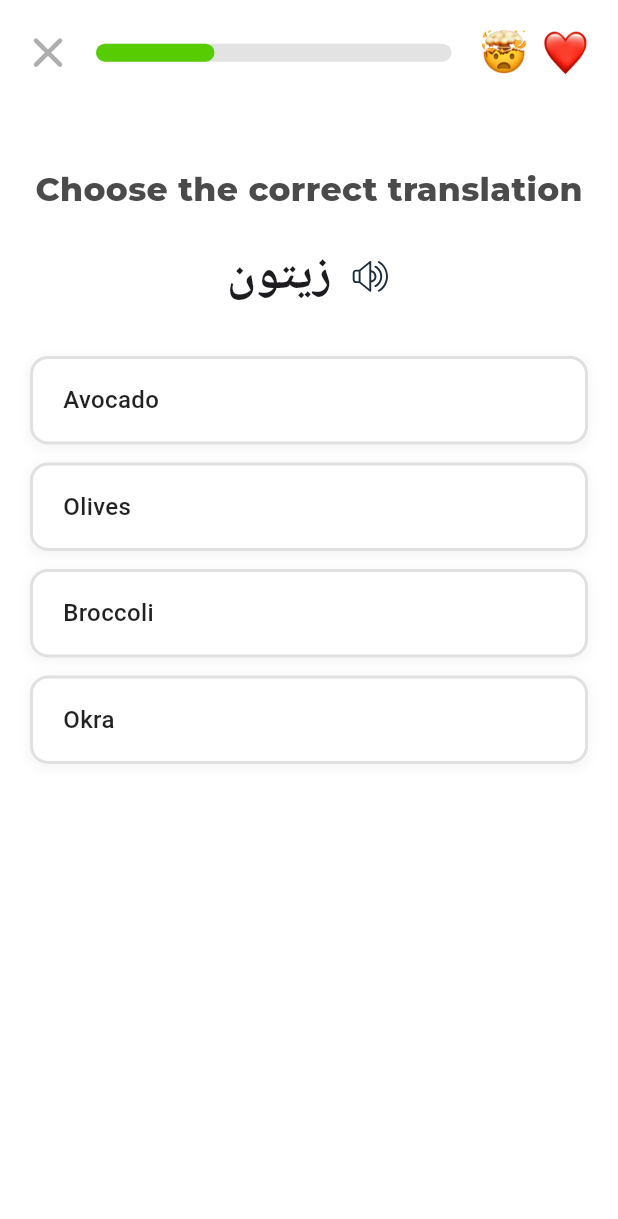
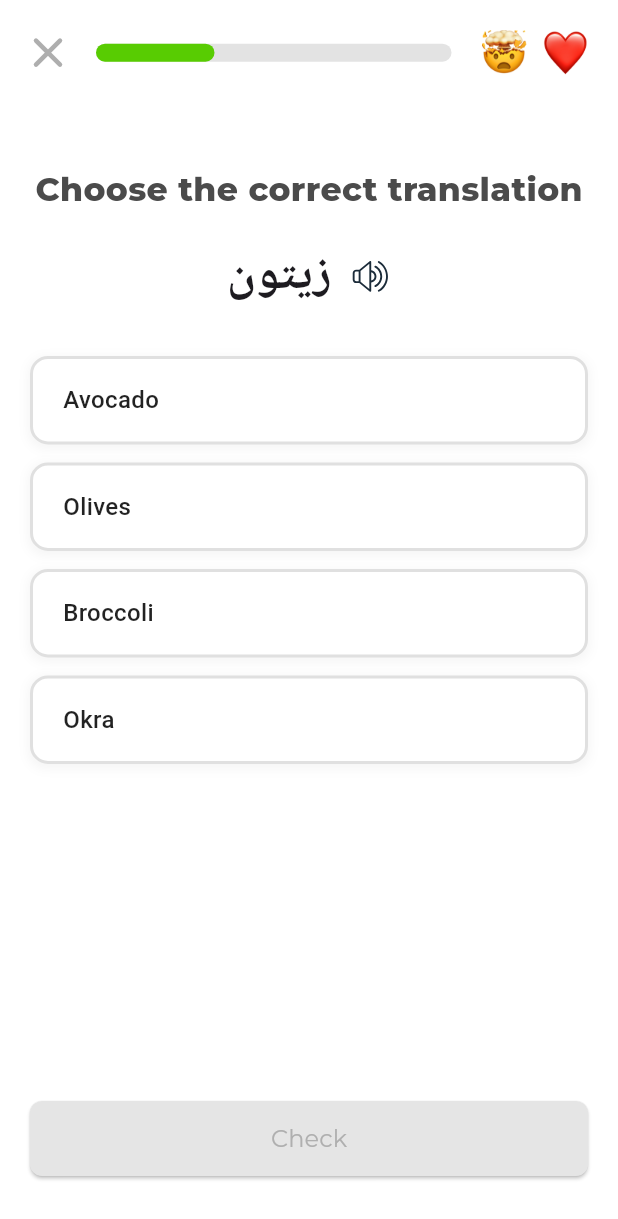
Before and after one commit to RaihanRafi01/quranapp, a Flutter app: the QuizView screen opened by its route, on a phone screen of 412 x 824 dp. Shown: the top 1219 px of the screen. Run offline on Flutter 3.47's test engine with Material 3 defaults, Android fonts, the light colour scheme and no system bars; our stand-ins replace flutter_svg, get, google_fonts.

Commit message:
day 4 quiz done

```diff
--- a/lib/app/modules/quiz/views/quiz_view.dart
+++ b/lib/app/modules/quiz/views/quiz_view.dart
@@ -317,41 +317,21 @@ class QuizView extends GetView<QuizController> {
       return SizedBox(
         width: double.infinity,
         child: Padding(
-          padding: const EdgeInsets.only(top: 10 , left : 20 , right : 20 , bottom : 40),
+          padding: const EdgeInsets.only(top: 10, left: 20, right: 20, bottom: 40),
           child: Column(
             children: [
-              if (controller.currentQuestionType == 'matching' && controller.checkedPairs.length < controller.getCurrentPairs().length)
-                Column(
-                  children: [
-                    CustomButton(
-                      label: 'Check',
-                      onPressed: canCheck ? controller.checkPair : () {},
-                      color: canCheck ? const Color(0xFF4CAF50) : AppColors.btnClr2,
-                      txtClr: canCheck ? Colors.white : AppColors.btnTxt2,
-                    ),
-                    if (!canCheck) ...[
-                      const SizedBox(height: 8),
-                      Text(
-                        'Please select one English and one Arabic word',
-                        style: TextStyle(
-                          fontSize: 14,
-                          color: Colors.grey[600],
-                        ),
-                      ),
-                    ],
-                  ],
-                ),
-                /*Column(
-                  children: [
-                    const SizedBox(height: 10),
-                    CustomButton(
-                      label: 'Check',
-                      onPressed: controller.submitAnswer,
-                      color: controller.currentQuestionType != 'matching' && controller.selectedAnswer.value.isNotEmpty ?  AppColors.clrGreen2 : AppColors.btnClr5 ,
-                      txtClr: controller.currentQuestionType != 'matching' && controller.selectedAnswer.value.isNotEmpty ?  Colors.white : AppColors.btnTxt5,
-                    ),
-                  ],
-                ),*/
+              CustomButton(
+                label: 'Check',
+                onPressed: (controller.currentQuestionType == 'matching' && controller.checkedPairs.length < controller.getCurrentPairs().length)
+                    ? (canCheck ? controller.checkPair : () {})
+                    : (controller.selectedAnswer.value.isNotEmpty ? controller.submitAnswer : () {}),
+                color: (controller.currentQuestionType == 'matching' && controller.checkedPairs.length < controller.getCurrentPairs().length)
+                    ? (canCheck ? AppColors.clrGreen2 : AppColors.btnClr5)
+                    : (controller.selectedAnswer.value.isNotEmpty ? AppColors.clrGreen2 : AppColors.btnClr5),
+                txtClr: (controller.currentQuestionType == 'matching' && controller.checkedPairs.length < controller.getCurrentPairs().length)
+                    ? (canCheck ? Colors.white : AppColors.btnTxt2)
+                    : (controller.selectedAnswer.value.isNotEmpty ? Colors.white : AppColors.btnTxt5),
+              ),
             ],
           ),
         ),
```
